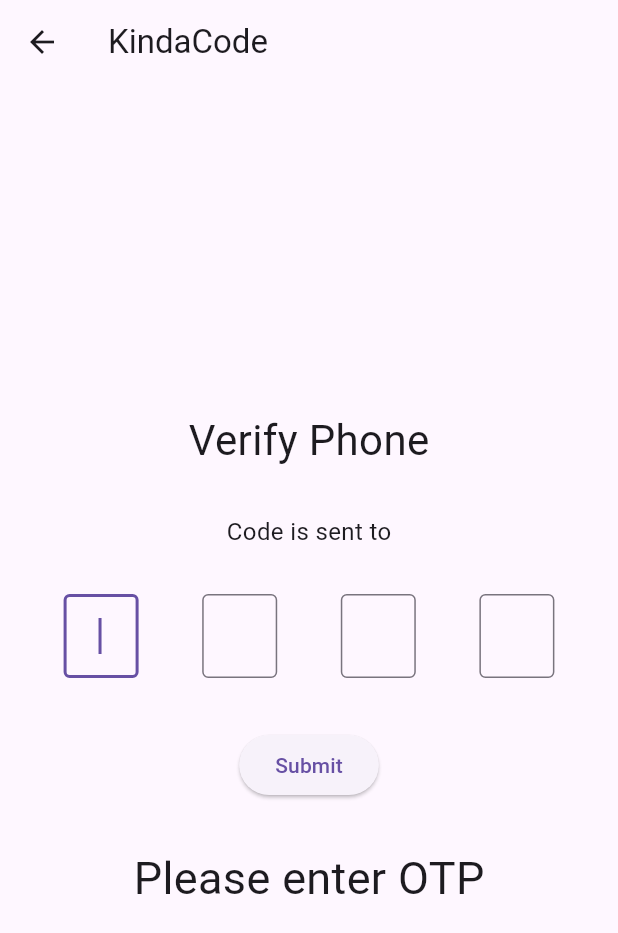
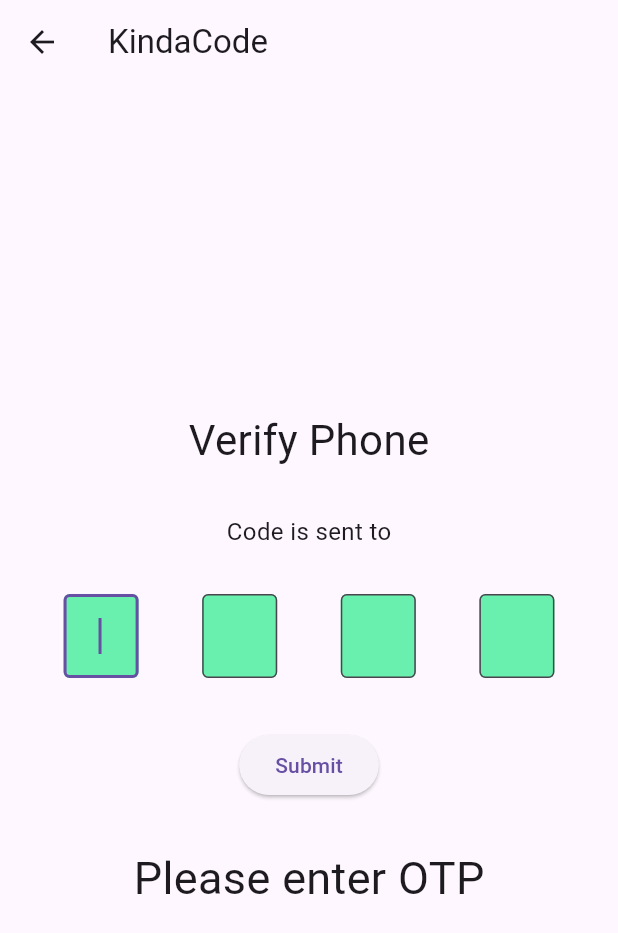
Before and after one commit to Adnan-saky/Bringin, a Flutter app: the OTPSent screen opened by its route, on a phone screen of 412 x 824 dp. Shown: the top 933 px of the screen. Run offline on Flutter 3.47's test engine with Material 2 defaults, Android fonts, the phone set to English and light mode, and no system bars; our stand-ins replace get, intl_phone_field, loading_animation_widget; project files that could hold a hidden picture were left out.

Commit message:
Update OTPInpute.dart

```diff
--- a/lib/Views/widgets/OTPInpute.dart
+++ b/lib/Views/widgets/OTPInpute.dart
@@ -14,12 +14,16 @@ class OtpInput extends StatelessWidget {
       width: 50,
       child: TextField(
         autofocus: autoFocus,
+        obscureText : true,
+
         textAlign: TextAlign.center,
         keyboardType: TextInputType.number,
         controller: controller,
         maxLength: 1,
         cursorColor: Theme.of(context).primaryColor,
         decoration: const InputDecoration(
+          filled: true,
+            fillColor: Colors.greenAccent,
             border: OutlineInputBorder(),
             counterText: '',
             hintStyle: TextStyle(color: Colors.black, fontSize: 20.0)),
```
